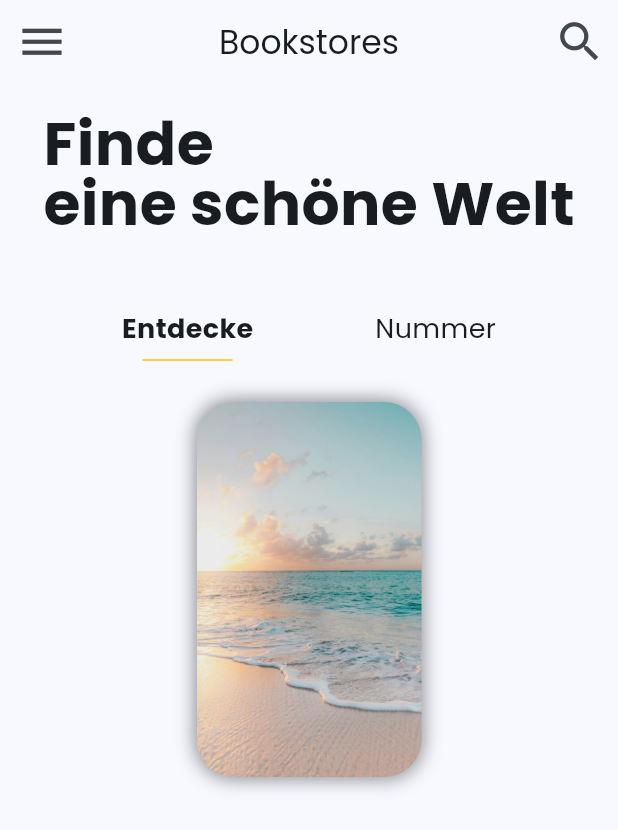
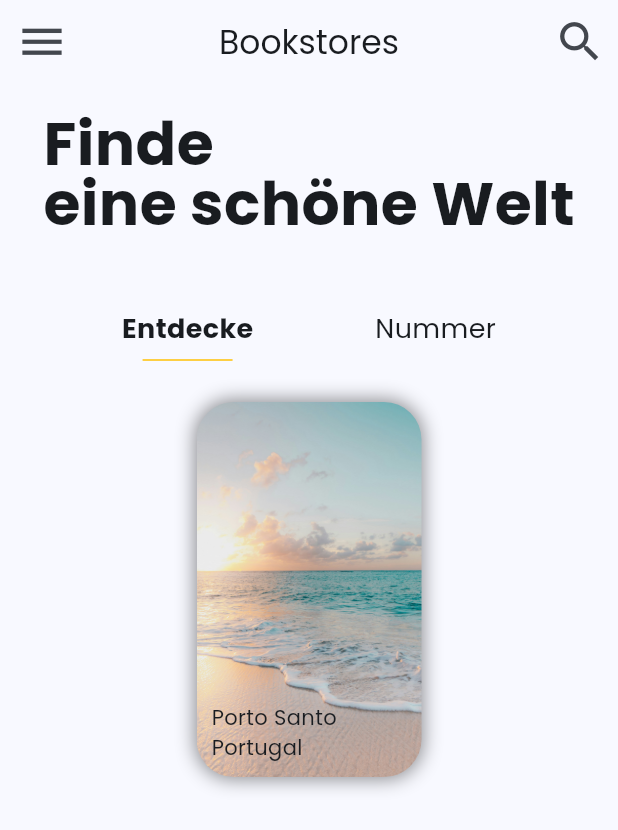
Before and after one commit to Thomas-Thurzo/Flutter-Reise-App, a Flutter app: the screen it shows after launch, on a phone screen of 412 x 824 dp. Shown: the top 830 px of the screen. Run offline on Flutter 3.47's test engine with Material 3 defaults, Android fonts, the phone set to English and light mode, and no system bars.

Commit message:
diverse Änderungen

```diff
--- a/reise_app/lib/konstanten.dart
+++ b/reise_app/lib/konstanten.dart
@@ -1,5 +1,6 @@
 const double kAppBarIconSize = 35.0;
 const double kPadding20 = 20.0;
+const double kPadding10 = 10.0;
 
 const double kFontSize40 = 40.0;
 const double kFontSize18 = 18.0;
--- a/reise_app/lib/widgets/first_section_widget.dart
+++ b/reise_app/lib/widgets/first_section_widget.dart
@@ -2,6 +2,8 @@ import 'package:flutter/material.dart';
 import 'package:reise_app/konstanten.dart';
 
 int aktuellerIndex = 0;
+String name = 'Porto Santo';
+String untertitel = 'Portugal';
 
 class FirstSectionWidget extends StatefulWidget {
   const FirstSectionWidget({super.key});
@@ -84,11 +86,18 @@ class _FirstSectionWidgetState extends State<FirstSectionWidget> {
           ],
         ),
         SizedBox(height: kHeight20),
+        Stack(
+          alignment: Alignment.bottomLeft,
+          children: [
             Container(
               decoration: BoxDecoration(
                 borderRadius: BorderRadius.circular(kCircularBorder),
                 boxShadow: [
-              BoxShadow(blurRadius: 10, spreadRadius: 1, color: Colors.black45),
+                  BoxShadow(
+                    blurRadius: 10,
+                    spreadRadius: 1,
+                    color: Colors.black45,
+                  ),
                 ],
               ),
               child: ClipRRect(
@@ -101,6 +110,15 @@ class _FirstSectionWidgetState extends State<FirstSectionWidget> {
                 ),
               ),
             ),
+            Padding(
+              padding: const EdgeInsets.all(kPadding10),
+              child: Column(
+                crossAxisAlignment: CrossAxisAlignment.start,
+                children: [Text(name), Text(untertitel)],
+              ),
+            ),
+          ],
+        ),
       ],
     );
   }
```
Lines whose indentation alone changed are shown as unchanged.
